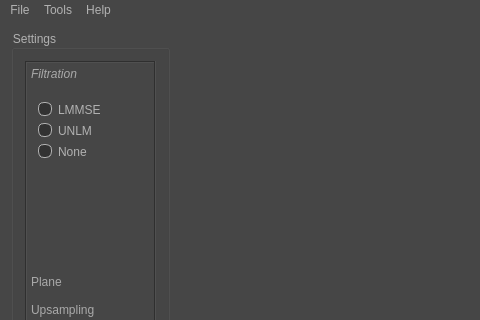
Old version of the form x64/DADM/DADM/dadm.ui in the repository martamycielska/DADM; both pictures show x 0 to 480 and y 0 to 320 of the 1087 by 742 pixel window.
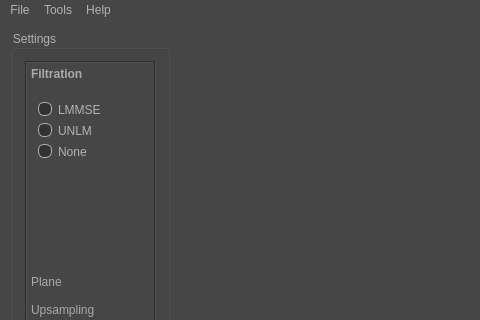
New version of the form. The open tabs and pages were chosen to show the change. Icons and pictures are not drawn. Custom widgets are drawn as their Qt base class.

Commit message: mala zmiana w ui

The edit to the form file:
```diff
--- a/x64/DADM/DADM/dadm.ui
+++ b/x64/DADM/DADM/dadm.ui
@@ -483,7 +483,7 @@
 }
 
 QToolBox::tab:selected { /* italicize selected tabs */
-    font: italic;
+    font: bold;
     /*color: white;*/
 }
 </string>
```
Left out of the diff: 12 changed lines with no effect on the pictures.
